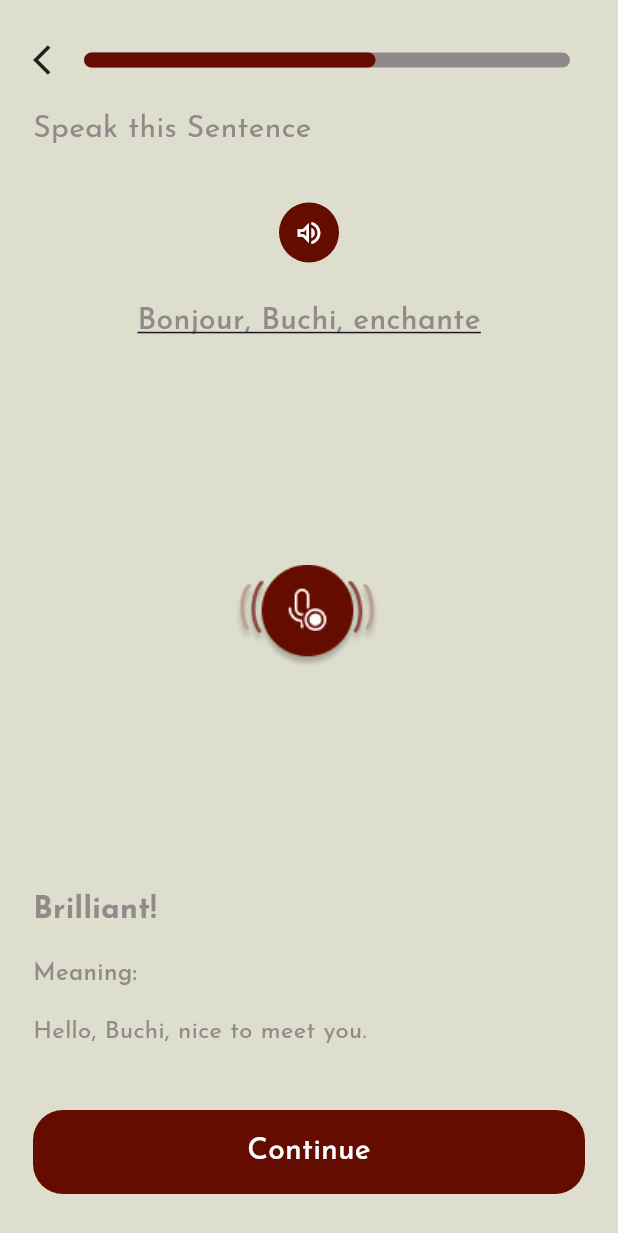
After one commit to HassanTeslim007/recreate_with_czar, a Flutter app: the SpeakingLesson screen opened directly, on a phone screen of 412 x 824 dp. The commit adds this screen. Shown: the top 1233 px of the screen. Run offline on Flutter 3.47's test engine with Material 3 defaults, Android fonts, the light colour scheme and no system bars; drawn by our look-alikes of percent_indicator; our stand-ins replace contained_tab_bar_view, dotted_border, flutter_svg, google_fonts.

Commit message:
feat: speaking_lesson

```diff
--- a/lib/pages/onboarding.dart
+++ b/lib/pages/onboarding.dart
@@ -153,29 +153,21 @@ class _OnboardingState extends State<Onboarding> {
           const Spacer(),
           Column(
             children: [
-              Container(
-                  margin: const EdgeInsets.symmetric(horizontal: 22),
-                  width: double.maxFinite,
-                  height: 56,
-                  child: CustomButton(
+              CustomButton(
                 text: 'Continue',
                 onPressed: () {
                   navigateTo(context, const Nav());
                 },
-                  )),
+              ),
               ySpace(10),
-              Container(
-                  margin: const EdgeInsets.symmetric(horizontal: 22),
-                  width: double.maxFinite,
-                  height: 56,
-                  child: CustomButton(
+              CustomButton(
                 text: 'Skip for now',
                 bgColor: scaffoldBgColor,
                 textColor: primaryBrown,
                 onPressed: () {
                   navigateTo(context, const Nav());
                 },
-                  )),
+              ),
             ],
           )
         ],
--- /dev/null
+++ b/lib/pages/speaking_lesson.dart
@@ -0,0 +1,109 @@
+import 'package:flutter/material.dart';
+import 'package:percent_indicator/linear_percent_indicator.dart';
+import 'package:recreate_with_czar/utils/colors.dart';
+import 'package:recreate_with_czar/utils/util.dart';
+import 'package:recreate_with_czar/widgets/custom_button.dart';
+
+class SpeakingLesson extends StatefulWidget {
+  const SpeakingLesson({super.key});
+
+  @override
+  State<SpeakingLesson> createState() => _SpeakingLessonState();
+}
+
+class _SpeakingLessonState extends State<SpeakingLesson> {
+  @override
+  Widget build(BuildContext context) {
+    return Scaffold(
+        body: SafeArea(
+      child: Padding(
+        padding: const EdgeInsets.symmetric(vertical: 28.0, horizontal: 22.0),
+        child: Column(
+          crossAxisAlignment: CrossAxisAlignment.start,
+          children: [
+            Row(
+              children: [
+                const Icon(Icons.arrow_back_ios),
+                Flexible(
+                    child: LinearPercentIndicator(
+                  lineHeight: 10,
+                  barRadius: const Radius.circular(20),
+                  percent: 0.6,
+                  progressColor: primaryBrown,
+                  backgroundColor: const Color(0xFF908989),
+                )),
+              ],
+            ),
+            ySpace(20),
+            const Text(
+              'Speak this Sentence',
+              style: TextStyle(fontSize: 20, color: Color(0xFF908989)),
+            ),
+            ySpace(34),
+            Center(
+              child: Column(
+                children: [
+                  Container(
+                    padding: const EdgeInsets.all(10),
+                    decoration: BoxDecoration(
+                      color: primaryBrown,
+                      shape: BoxShape.circle,
+                    ),
+                    child: const Icon(
+                      Icons.volume_up_outlined,
+                      color: Colors.white,
+                      size: 20,
+                    ),
+                  ),
+                  ySpace(25),
+                  Text(
+                    'Bonjour, Buchi, enchante',
+                    style: TextStyle(
+                      color: borderColor,
+                      fontSize: 20,
+                      fontWeight: FontWeight.w500,
+                      decoration: TextDecoration.underline,
+                    ),
+                  ),
+                ],
+              ),
+            ),
+            const Spacer(),
+            Center(child: Image.asset('assets/speaking.png')),
+            const Spacer(),
+            Text(
+              'Brilliant!',
+              style: TextStyle(
+                color: borderColor,
+                fontSize: 20,
+                fontWeight: FontWeight.w700,
+              ),
+            ),
+            ySpace(16),
+            Text(
+              'Meaning:',
+              style: TextStyle(
+                color: borderColor,
+                fontSize: 16,
+                fontWeight: FontWeight.w500,
+              ),
+            ),
+            ySpace(16),
+            Text(
+              'Hello, Buchi, nice to meet you.',
+              style: TextStyle(
+                color: borderColor,
+                fontSize: 16,
+              ),
+            ),
+            ySpace(40),
+            const CustomButton(
+              text: 'Continue',
+              marginH: 0,
+            )
+          ],
+        ),
+      ),
+    ));
+  }
+}
--- a/lib/pages/streak.dart
+++ b/lib/pages/streak.dart
@@ -86,27 +86,19 @@ class _StreakPageState extends State<StreakPage> {
           const Spacer(),
           Column(
             children: [
-              Container(
-                  margin: const EdgeInsets.symmetric(horizontal: 22),
-                  width: double.maxFinite,
-                  height: 56,
-                  child: CustomButton(
+              CustomButton(
                 text: 'Continue',
                 onPressed: () {
                   Navigator.pop(context);
                 },
-                  )),
+              ),
               ySpace(10),
-              Container(
-                  margin: const EdgeInsets.symmetric(horizontal: 22),
-                  width: double.maxFinite,
-                  height: 56,
-                  child: CustomButton(
+              CustomButton(
                 text: 'Share',
                 bgColor: scaffoldBgColor,
                 textColor: primaryBrown,
                 onPressed: () {},
-                  )),
+              ),
             ],
           )
         ],
--- a/lib/widgets/custom_button.dart
+++ b/lib/widgets/custom_button.dart
@@ -6,22 +6,36 @@ class CustomButton extends StatelessWidget {
   final Color? bgColor;
   final Color? textColor;
   final VoidCallback? onPressed;
+  final double? width;
+  final double? height;
+  final double? marginH;
   const CustomButton(
       {super.key,
       required this.text,
       this.bgColor,
       this.textColor,
-      this.onPressed});
+      this.onPressed,
+      this.width,
+      this.height,
+      this.marginH});
 
   @override
   Widget build(BuildContext context) {
-    return ElevatedButton(
-        style: ElevatedButton.styleFrom(
-            backgroundColor: bgColor ?? primaryBrown, elevation: 0),
-        onPressed: onPressed,
-        child: Text(
-          text,
-          style: TextStyle(color: textColor ?? Colors.white, fontSize: 20),
-        ));
+    return Container(
+      margin: EdgeInsets.symmetric(horizontal: marginH ?? 22),
+      width: width ?? double.maxFinite,
+      height: height ?? 56,
+      child: ElevatedButton(
+          style: ElevatedButton.styleFrom(
+              shape: RoundedRectangleBorder(
+                  borderRadius: BorderRadius.circular(20)),
+              backgroundColor: bgColor ?? primaryBrown,
+              elevation: 0),
+          onPressed: onPressed ?? () {},
+          child: Text(
+            text,
+            style: TextStyle(color: textColor ?? Colors.white, fontSize: 20),
+          )),
+    );
   }
 }
--- a/lib/widgets/home_cards.dart
+++ b/lib/widgets/home_cards.dart
@@ -1,7 +1,9 @@
 import 'package:flutter/material.dart';
 import 'package:percent_indicator/percent_indicator.dart';
 import 'package:recreate_with_czar/models/home_card.dart';
+import 'package:recreate_with_czar/pages/speaking_lesson.dart';
 import 'package:recreate_with_czar/utils/colors.dart';
+import 'package:recreate_with_czar/utils/util.dart';
 
 class HomeCard extends StatelessWidget {
   final HomeCardModel model;
@@ -9,7 +11,11 @@ class HomeCard extends StatelessWidget {
 
   @override
   Widget build(BuildContext context) {
-    return Container(
+    return InkWell(
+      onTap: model.title == 'Speaking' ? () {
+        navigateTo(context, const SpeakingLesson());
+      } : () {},
+      child: Container(
         padding: const EdgeInsets.symmetric(vertical: 16, horizontal: 14),
         margin: const EdgeInsets.all(10),
         // width: size.width / 2 - 50,
@@ -31,7 +37,9 @@ class HomeCard extends StatelessWidget {
             Text(
               model.title,
               style: TextStyle(
-                color: primaryBrown, fontSize: 20, fontWeight: FontWeight.bold),
+                  color: primaryBrown,
+                  fontSize: 20,
+                  fontWeight: FontWeight.bold),
             ),
             Text(
               'You completed ${model.progress}%',
@@ -46,6 +54,7 @@ class HomeCard extends StatelessWidget {
             )
           ],
         ),
+      ),
     );
   }
 }
--- a/lib/widgets/lesson_widget.dart
+++ b/lib/widgets/lesson_widget.dart
@@ -49,7 +49,7 @@ class LessonWidget extends StatelessWidget {
               bottom: 0,
               right: 10,
               child: Container(
-                  padding: EdgeInsets.all(10),
+                  padding: const EdgeInsets.all(10),
                   width: 40,
                   height: 40,
                   decoration: BoxDecoration(
```
Also changed, not shown: assets/speaking.png (added). Lines whose indentation alone changed are shown as unchanged.
